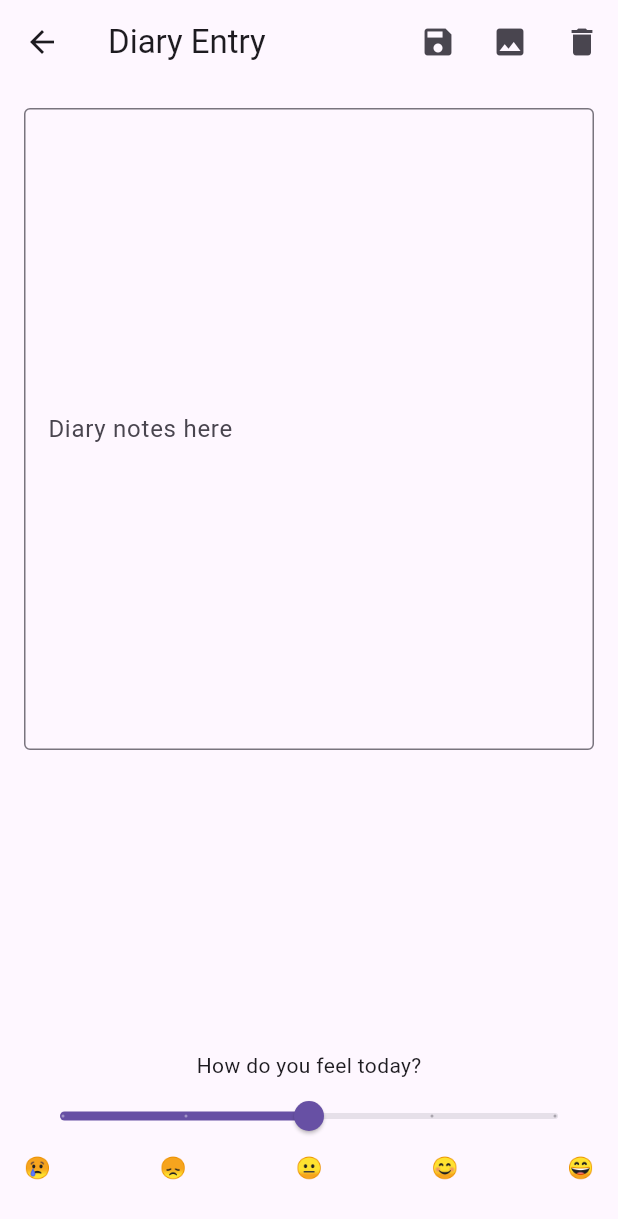
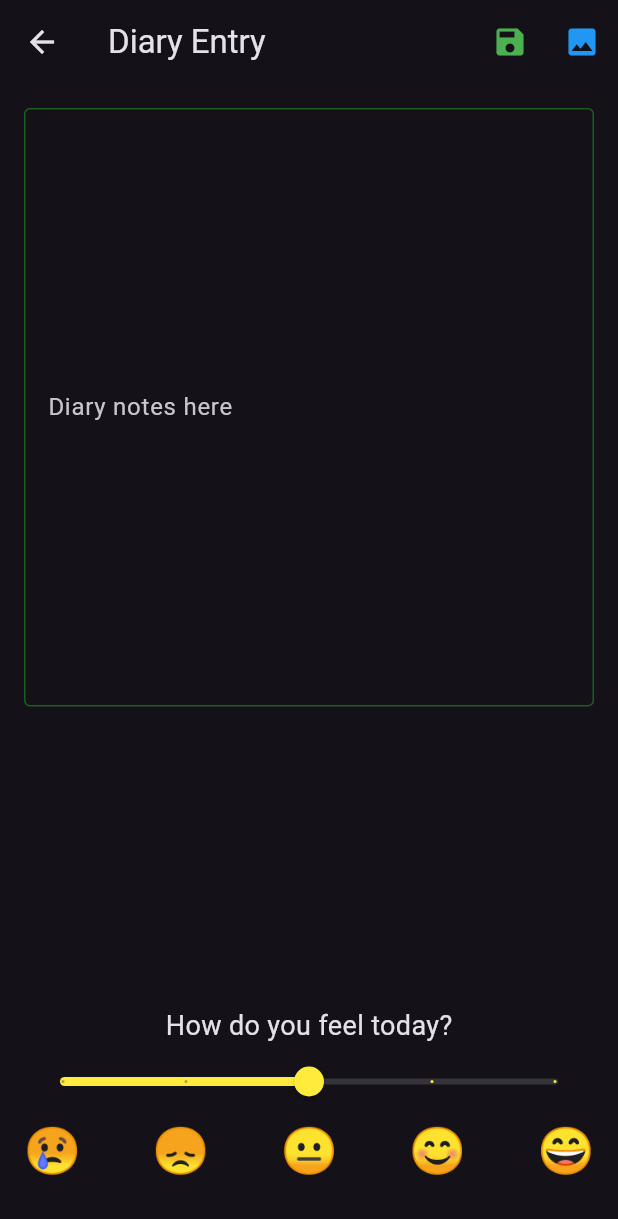
Before and after one commit to Zhgorrin/Journal, a Flutter app: the screen it shows after launch, after a tap on the "add" icon, on a phone screen of 412 x 824 dp. Shown: the top 1219 px of the screen. Run offline on Flutter 3.47's test engine with Material 3 defaults, Android fonts, the phone set to English and light mode, and no system bars; our stand-ins replace image_picker, sqflite; accounts and stored records are empty.

Commit message:
Add files via upload
Fully functional diary app with mood tracker, availability to add images, and customize entries.

```diff
--- a/project/lib/diary_entry_page.dart
+++ b/project/lib/diary_entry_page.dart
@@ -29,7 +29,7 @@ class _DiaryEntryPageState extends State<DiaryEntryPage> {
   late int _selectedMood;
 
   @override
-  initState() {
+  void initState() {
     super.initState();
     _textEditingController.text = widget.initialText ?? '';
     if (widget.initialImages != null) {
@@ -40,22 +40,27 @@ class _DiaryEntryPageState extends State<DiaryEntryPage> {
 
   @override
   Widget build(BuildContext context) {
-    return Scaffold(
+    return Theme(
+      data: ThemeData.dark().copyWith(
+        textSelectionTheme: TextSelectionThemeData(
+          selectionColor: Colors.green[900],
+        ),
+      ),
+      child: Scaffold(
         appBar: AppBar(
           title: const Text('Diary Entry'),
           actions: [
             IconButton(
               icon: const Icon(Icons.save),
-            onPressed: () {
-              _saveEntry();
-            },
+              onPressed: _saveEntry,
+              color: Colors.green,
             ),
             IconButton(
               icon: const Icon(Icons.image),
-            onPressed: () {
-              _pickImage();
-            },
+              onPressed: _pickImage,
+              color: Colors.blue,
             ),
+            if (widget.onDelete != null)
               IconButton(
                 icon: const Icon(Icons.delete),
                 onPressed: () {
@@ -63,6 +68,7 @@ class _DiaryEntryPageState extends State<DiaryEntryPage> {
                     widget.onDelete!();
                   }
                 },
+                color: Colors.red,
               ),
           ],
         ),
@@ -75,9 +81,25 @@ class _DiaryEntryPageState extends State<DiaryEntryPage> {
                   controller: _textEditingController,
                   maxLines: null,
                   expands: true,
-                decoration: const InputDecoration(
+                  cursorColor: Colors.green[900],
+                  style: const TextStyle(color: Colors.white),
+                  decoration: InputDecoration(
                     hintText: 'Diary notes here',
-                  border: OutlineInputBorder(),
+                    border: OutlineInputBorder(
+                      borderSide: BorderSide(
+                        color: Colors.green[900]!,
+                      ),
+                    ),
+                    enabledBorder: OutlineInputBorder(
+                      borderSide: BorderSide(
+                        color: Colors.green[900]!,
+                      ),
+                    ),
+                    focusedBorder: OutlineInputBorder(
+                      borderSide: BorderSide(
+                        color: Colors.green[900]!,
+                      ),
+                    ),
                   ),
                 ),
               ),
@@ -106,6 +128,7 @@ class _DiaryEntryPageState extends State<DiaryEntryPage> {
             ],
           ),
         ),
+      ),
     );
   }
 
--- a/project/lib/main.dart
+++ b/project/lib/main.dart
@@ -71,7 +71,17 @@ class MyApp extends StatelessWidget {
     return MaterialApp(
       title: 'My Diary App',
       theme: ThemeData(
-        primarySwatch: Colors.blue,
+        brightness: Brightness.dark,
+        scaffoldBackgroundColor: ThemeData.dark().canvasColor,
+        colorScheme: ColorScheme.dark(
+          secondary: Colors.green[900]!,
+        ),
+        textTheme: const TextTheme(
+          bodyLarge: TextStyle(color: Colors.white),
+          bodyMedium: TextStyle(color: Colors.white),
+          titleLarge: TextStyle(color: Colors.white),
+        ),
+        appBarTheme: const AppBarTheme(),
       ),
       home: const HomePage(),
     );
@@ -116,7 +126,10 @@ class _HomePageState extends State<HomePage> {
   @override
   Widget build(BuildContext context) {
     return Scaffold(
-      appBar: AppBar(title: const Text('My Diary')),
+      appBar: AppBar(
+        title: const Center(child: Text('My Diary')),
+        backgroundColor: const Color.fromARGB(255, 31, 30, 30),
+      ),
       body: GridView.builder(
         padding: const EdgeInsets.all(16),
         gridDelegate: const SliverGridDelegateWithFixedCrossAxisCount(
@@ -136,18 +149,39 @@ class _HomePageState extends State<HomePage> {
               decoration: BoxDecoration(
                 border: Border.all(color: Colors.grey),
                 borderRadius: BorderRadius.circular(8),
+                color: Colors.green[900],
               ),
               child: Column(
                 crossAxisAlignment: CrossAxisAlignment.start,
                 children: [
-                  Text(
-                    'Mood: ${moodEmojiMap[entry.moodIndex]}',
-                    style: const TextStyle(color: Colors.black),
+                  const Center(
+                    child: Text(
+                      'Mood:',
+                      style: TextStyle(
+                        color: Colors.white,
+                        fontSize: 15,
+                      ),
+                    ),
                   ),
-                  const SizedBox(height: 10),
-                  Text(
-                    'Date: ${DateFormat.yMd().add_jm().format(entry.dateTime)}',
-                    style: const TextStyle(color: Colors.black),
+                  SizedBox(
+                    height: 100,
+                    child: Center(
+                      child: Text(
+                        '${moodEmojiMap[entry.moodIndex]}',
+                        style: const TextStyle(
+                          color: Colors.white,
+                          fontSize: 75,
+                        ),
+                      ),
+                    ),
+                  ),
+                  const SizedBox(height: 5),
+                  Center(
+                    child: Text(
+                      'Date: ${DateFormat.yMd().format(entry.dateTime)}\n'
+                      'Time: ${DateFormat.jm().format(entry.dateTime)}',
+                      style: const TextStyle(color: Colors.white),
+                    ),
                   ),
                 ],
               ),
@@ -159,6 +193,7 @@ class _HomePageState extends State<HomePage> {
         onPressed: () async {
           await _navigateToDiaryEntryPage(context, null);
         },
+        backgroundColor: Colors.green[900],
         child: const Icon(Icons.add),
       ),
     );
--- a/project/lib/mood_tracker.dart
+++ b/project/lib/mood_tracker.dart
@@ -4,8 +4,11 @@ class MoodTracker extends StatefulWidget {
   final int initialMood;
   final Function(int) onMoodSelected;
 
-  const MoodTracker(
-      {super.key, required this.initialMood, required this.onMoodSelected});
+  const MoodTracker({
+    super.key,
+    required this.initialMood,
+    required this.onMoodSelected,
+  });
 
   @override
   _MoodTrackerState createState() => _MoodTrackerState();
@@ -24,12 +27,13 @@ class _MoodTrackerState extends State<MoodTracker> {
   Widget build(BuildContext context) {
     return Column(
       children: [
-        const Text('How do you feel today?'),
+        const Text('How do you feel today?', style: TextStyle(fontSize: 18)),
         Slider(
           value: _selectedMood.toDouble(),
           min: 0,
           max: 4,
           divisions: 4,
+          activeColor: _getMoodColor(_selectedMood),
           onChanged: (newValue) {
             setState(() {
               _selectedMood = newValue.toInt();
@@ -37,17 +41,54 @@ class _MoodTrackerState extends State<MoodTracker> {
             widget.onMoodSelected(_selectedMood);
           },
         ),
-        const Row(
+        Row(
           mainAxisAlignment: MainAxisAlignment.spaceBetween,
           children: [
-            Text('😢'),
-            Text('😞'),
-            Text('😐'),
-            Text('😊'),
-            Text('😄'),
+            _buildMoodIcon('😢', 0),
+            _buildMoodIcon('😞', 1),
+            _buildMoodIcon('😐', 2),
+            _buildMoodIcon('😊', 3),
+            _buildMoodIcon('😄', 4),
           ],
         ),
       ],
     );
   }
+
+  Widget _buildMoodIcon(String icon, int moodIndex) {
+    return GestureDetector(
+      onTap: () {
+        setState(() {
+          _selectedMood = moodIndex;
+        });
+        widget.onMoodSelected(_selectedMood);
+      },
+      child: Text(
+        icon,
+        style: TextStyle(
+          fontSize: 30,
+          color: _selectedMood == moodIndex
+              ? _getMoodColor(moodIndex)
+              : Colors.grey,
+        ),
+      ),
+    );
+  }
+
+  Color _getMoodColor(int moodIndex) {
+    switch (moodIndex) {
+      case 0:
+        return Colors.red;
+      case 1:
+        return Colors.orange;
+      case 2:
+        return Colors.yellow;
+      case 3:
+        return Colors.lightGreen;
+      case 4:
+        return Colors.green;
+      default:
+        return Colors.grey;
+    }
+  }
 }
```
Lines whose indentation alone changed are shown as unchanged.
